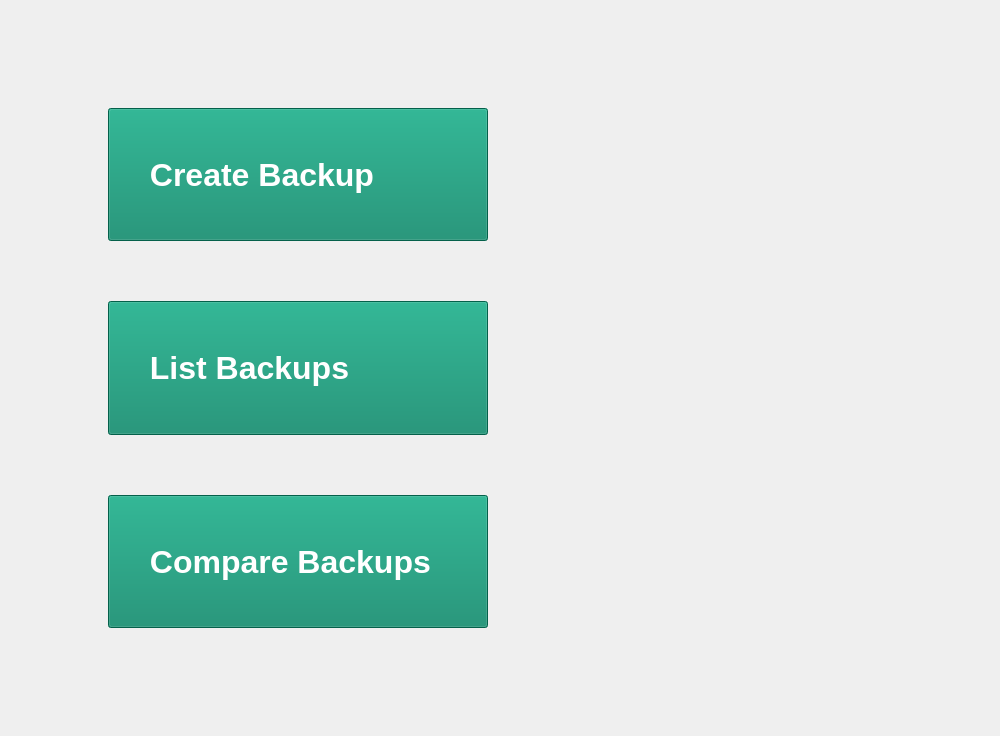
Before: the Qt Designer form src/gui/tabs/backup_tab.ui in HPE-Backup-and-Recovery-System/ResilioZ, drawn with Qt 5.
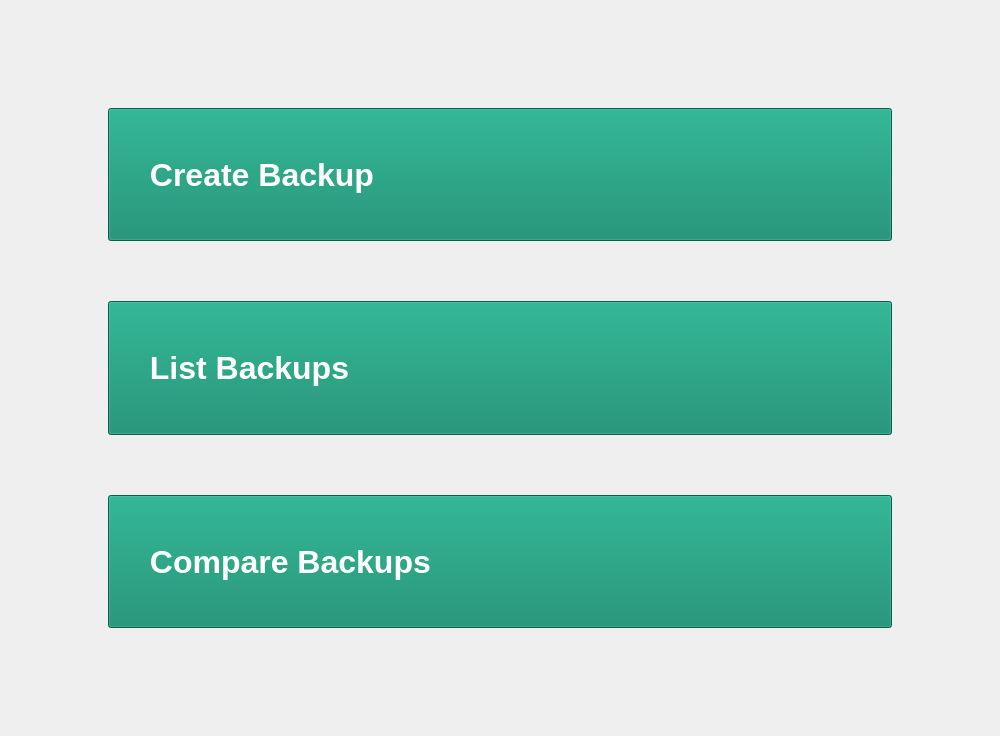
After: the same form once the commit is applied. The open tabs and pages were chosen to show the change. Icons and pictures are not drawn.

Commit message: Backup Verification Results Page Setup

The edit to the form file:
```diff
--- a/src/gui/tabs/backup_tab.ui
+++ b/src/gui/tabs/backup_tab.ui
@@ -144,10 +144,13 @@
                 <property name="topMargin">
                  <number>90</number>
                 </property>
+                <property name="rightMargin">
+                 <number>90</number>
+                </property>
                 <property name="bottomMargin">
                  <number>90</number>
                 </property>
-                <property name="verticalSpacing">
+                <property name="spacing">
                  <number>60</number>
                 </property>
                 <item row="1" column="0">
@@ -243,70 +246,6 @@
                </layout>
               </widget>
              </item>
-             <item>
-              <widget class="QFrame" name="backupImg">
-               <property name="enabled">
-                <bool>true</bool>
-               </property>
-               <property name="styleSheet">
-                <string notr="true"/>
-               </property>
-               <property name="frameShape">
-                <enum>QFrame::StyledPanel</enum>
-               </property>
-               <property name="frameShadow">
-                <enum>QFrame::Raised</enum>
-               </property>
-               <layout class="QGridLayout" name="gridLayout_4">
-                <property name="rightMargin">
-                 <number>9</number>
-                </property>
-                <item row="1" column="1">
-                 <widget class="QLabel" name="label">
-                  <property name="sizePolicy">
-                   <sizepolicy hsizetype="Fixed" vsizetype="Fixed">
-                    <horstretch>0</horstretch>
-                    <verstretch>0</verstretch>
-                   </sizepolicy>
-                  </property>
-                  <property name="minimumSize">
-                   <size>
-                    <width>320</width>
-                    <height>320</height>
-                   </size>
-                  </property>
-                  <property name="maximumSize">
-                   <size>
-                    <width>640</width>
-                    <height>640</height>
-                   </size>
-                  </property>
-                  <property name="text">
-                   <string/>
-                  </property>
-                  <property name="textFormat">
-                   <enum>Qt::AutoText</enum>
-                  </property>
-                  <property name="pixmap">
-                   <pixmap resource="../resources/assets.qrc">:/assets/images/backup.png</pixmap>
-                  </property>
-                  <property name="scaledContents">
-                   <bool>true</bool>
-                  </property>
-                  <property name="wordWrap">
-                   <bool>false</bool>
-                  </property>
-                  <property name="margin">
-                   <number>40</number>
-                  </property>
-                  <property name="indent">
-                   <number>0</number>
-                  </property>
-                 </widget>
-                </item>
-               </layout>
-              </widget>
-             </item>
             </layout>
            </widget>
           </item>
```
Left out of the diff: 2 changed lines with no effect on the pictures. The commit also changes 11 other files.
